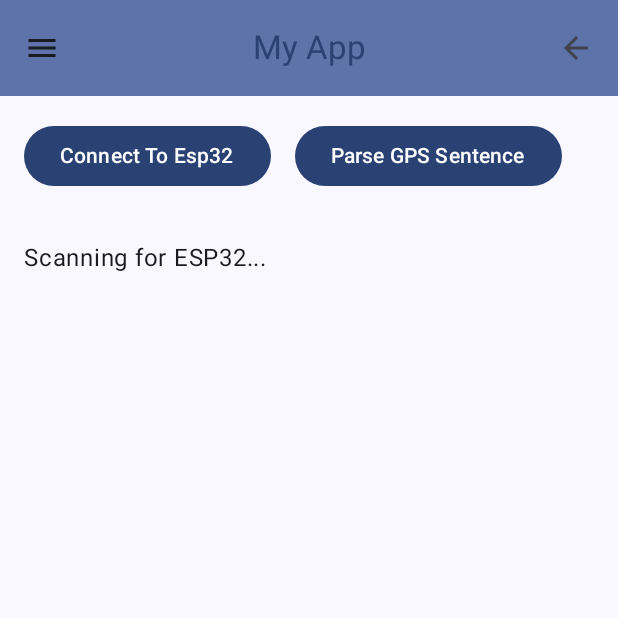
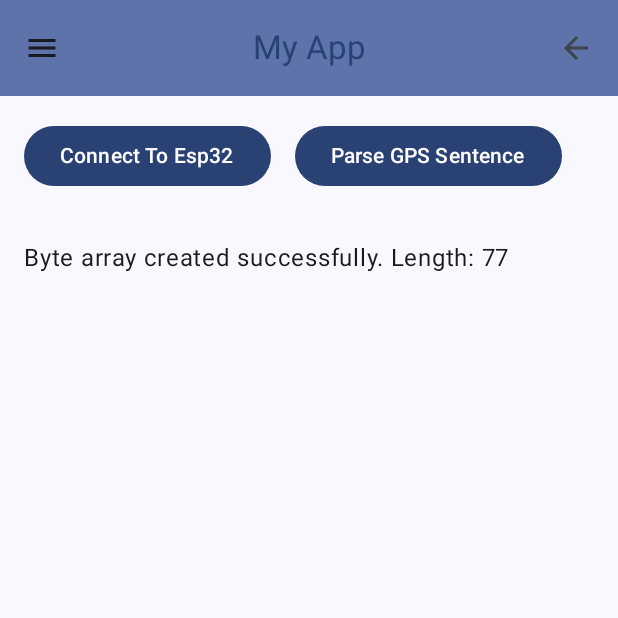
Before and after one commit to Amorelli-Matthew/Boat-Navigation-and-Motion-Tracking-System, an Android app built with Jetpack Compose: the screen it shows after launch (MainActivity), after a tap on "Parse GPS Sentence", on a phone screen of 412 x 824 dp, the top half of it. Run offline under Robolectric (Android 15) with nearby library versions, the light colour scheme and no system bars; libraries missing offline, so code that uses them is left out: com.welie.blessed; 3 statements that could not run were skipped; 1 other tap on this screen came first.

Commit message:
Converted Lat and Long from byte to float and added byte to double helper function

```diff
--- a/BoatTrackingSystem/app/src/main/java/com/example/boattrackingsystem/MainActivity.kt
+++ b/BoatTrackingSystem/app/src/main/java/com/example/boattrackingsystem/MainActivity.kt
@@ -28,7 +28,12 @@ import com.example.boattrackingsystem.ui.theme.BoatTrackingSystemTheme
 
 import androidx.activity.compose.rememberLauncherForActivityResult
 import androidx.activity.result.contract.ActivityResultContracts
+import androidx.compose.foundation.Image
+import androidx.compose.foundation.layout.fillMaxWidth
+import androidx.compose.foundation.layout.height
+import androidx.compose.runtime.remember
 import androidx.compose.ui.platform.LocalContext
+import androidx.compose.ui.res.painterResource
 
 import com.example.boattrackingsystem.BleManager
 class MainActivity : ComponentActivity() {
@@ -43,8 +48,7 @@ class MainActivity : ComponentActivity() {
     override fun onCreate(savedInstanceState: Bundle?) {
         super.onCreate(savedInstanceState)
 
-        //val adapter = (getSystemService(BLUETOOTH_SERVICE) as BluetoothManager).adapter
-       // val bleScanner = BleScanner(adapter)
+
         enableEdgeToEdge()
         setContent {
             BoatTrackingSystemTheme(){ //bleScanner: BleScanner
@@ -55,11 +59,23 @@ class MainActivity : ComponentActivity() {
     }
 }
 
+@Composable
+fun UncleImage() {
+    // Make sure to actually put an Image() tag here!
+    Image(
+        painter = painterResource(id = R.drawable.unclepicture),
+        contentDescription = "Uncle",
+        modifier = Modifier.fillMaxWidth().height(800.dp)
+    )
+}
 
 @OptIn(ExperimentalMaterial3Api::class)
 @Composable //bleScanner: BleScanner
 fun CenterAlignedTopAppBarExample(bleManager: BleManager,label: String,onLabelUpdate: (String) -> Unit) {
     val scrollBehavior = TopAppBarDefaults.pinnedScrollBehavior(rememberTopAppBarState())
+
+    var isImageVisible by remember { mutableStateOf(false) }
+
     Scaffold(
         modifier = Modifier.nestedScroll(scrollBehavior.nestedScrollConnection),
         topBar = {
@@ -73,8 +89,9 @@ fun CenterAlignedTopAppBarExample(bleManager: BleManager,label: String,onLabelUp
                 },
 
                 navigationIcon = {
-                    IconButton(onClick = { onLabelUpdate("Nav button clicked")
-                         }) {
+                    IconButton(onClick = {
+                            isImageVisible = !isImageVisible
+                      }) {
                         Icon(
                             imageVector = Icons.Filled.Menu,
                             contentDescription = "Menu"
@@ -84,7 +101,7 @@ fun CenterAlignedTopAppBarExample(bleManager: BleManager,label: String,onLabelUp
                 actions = {
                     IconButton(onClick = {
                         bleManager.disconnectDevice() }) {
-                    // onLabelUpdate("Back button clicked") }) {
+
                         val backIcon =
                             ImageVector.vectorResource(id = R.drawable.arrow_back_24dp_1f1f1f_fill0_wght400_grad0_opsz24)
                         Icon(
@@ -115,15 +132,15 @@ fun CenterAlignedTopAppBarExample(bleManager: BleManager,label: String,onLabelUp
                 Spacer(modifier = Modifier.width(16.dp))
 
                 FilledButtonExample(  bleManager,     onLabelChange = { newText -> onLabelUpdate(newText) }
+                )
 
-
-
-                )
             }
 
+            Text(label, modifier = Modifier.padding(16.dp))
 
-
-            Text(label, modifier = Modifier.padding(16.dp))
+            if (isImageVisible) {
+                UncleImage()
+            }
         }
     }
 }
@@ -139,7 +156,6 @@ fun PairWithEsp32Button(bleManager: BleManager, onLabelChange: (String) -> Unit)
 
         if (allGranted) {
             onLabelChange("Scanning for ESP32...")
-            // Use the method you wrote earlier
             bleManager.scanForSpecificDevice("ESP32GPS")
         } else {
             onLabelChange("Permissions Denied - Check Settings")
@@ -161,7 +177,34 @@ fun PairWithEsp32Button(bleManager: BleManager, onLabelChange: (String) -> Unit)
 
 @Composable
 fun FilledButtonExample( bleManager: BleManager, onLabelChange: (String) -> Unit) {
-    Button( onClick = { bleManager.RecieveData() }) {
+    Button( onClick = {
+//        var stringOfBytes = byteArrayOf(
+//            0x30, 0x30, 0x30, 0x30, 0x30, 0x30, 0x00, 0x56, 0x00, 0x00,
+//            0x00, 0x00, 0x4E, 0x00, 0x00, 0x00, 0x00, 0x45, 0x00, 0x00,
+//            0x00, 0x00, 0x00, 0x00, 0x00, 0x00, 0x30, 0x31, 0x30, 0x31,
+//            0x32, 0x30, 0x00, 0x00, 0x00, 0x00, 0x00, 0x4D, 0xCD.toByte(),
+//            0xCC.toByte(), 0xC7.toByte(), 0x42, 0x00, 0x00, 0x00, 0x00,
+//            0x30, 0x00, 0x00, 0x20, 0x41, 0x4D, 0x00, 0x00, 0x00, 0x00,
+//            0x00, 0x00, 0x00, 0x00, 0x00, 0x00, 0x00, 0x00, 0x00, 0x00,
+//            0x20, 0x41, 0x4E
+//        )
+        val stringOfBytes = byteArrayOf(
+            0x30, 0x30, 0x30, 0x30, 0x30, 0x30, 0x00, 0x56,
+            0x00, 0x00, 0x00, 0x00, 0x00, 0x00, 0x00, 0x00,
+            0x4E, 0x00, 0x00, 0x00, 0x00, 0x00, 0x00, 0x00,
+            0x00, 0x45, 0x00, 0x00, 0x00, 0x00, 0x00, 0x00,
+            0x00, 0x00, 0x30, 0x31, 0x30, 0x31, 0x32, 0x30,
+            0x00, 0x00, 0x00, 0x00, 0x00, 0x4D, 0xCD.toByte(), 0xCC.toByte(),
+            0xC7.toByte(), 0x42, 0x00, 0x00, 0x00, 0x00, 0x30, 0x00,
+            0x00, 0x20, 0x41, 0x4D, 0x00, 0x00, 0x00, 0x00,
+            0x00, 0x00, 0x00, 0x00, 0x00, 0x00, 0x00, 0x00,
+            0x00, 0x00, 0x20, 0x41, 0x4E
+        )
+        onLabelChange("Byte array created successfully. Length: ${stringOfBytes.size}")
+        //bleManager.ParseGPSSentence(stringOfBytes)
+
+
+    }) {
         //Text Of Button
         Text("Parse GPS Sentence")
     }
```
Also changed, not shown: BoatTrackingSystem/app/src/main/java/com/example/boattrackingsystem/BleManager.kt (+83 -12 lines), BoatTrackingSystem/app/src/main/java/com/example/boattrackingsystem/GpsData.kt (added, +32 -0 lines), 4 other files.
